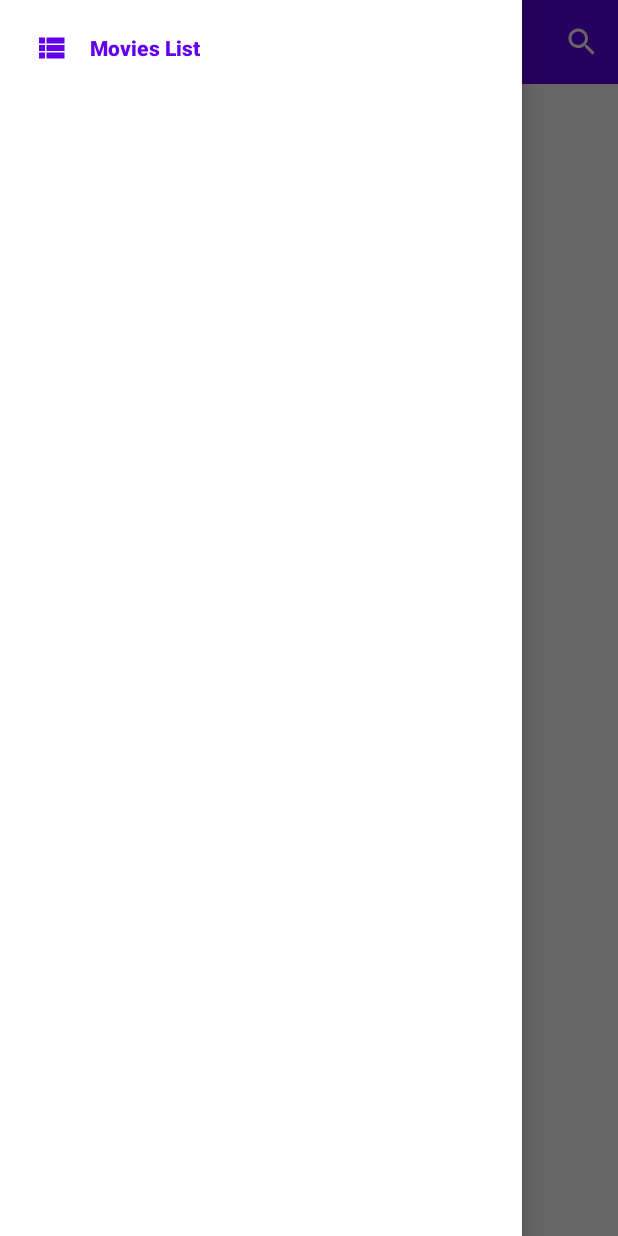
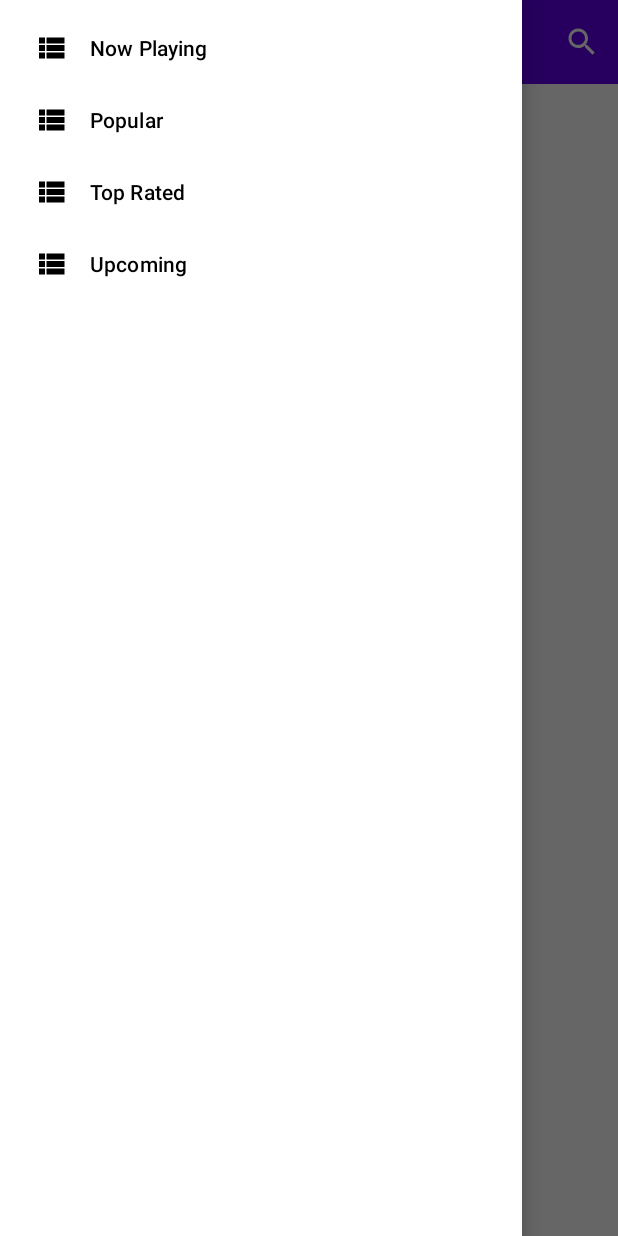
Before and after one commit to guilhermemarx14/my-movie-app, an Android app: the screen it shows after launch (MainActivity), with the side drawer open, on a phone screen of 412 x 824 dp. Run offline under Robolectric (Android 15) with nearby library versions, the phone set to English and light mode, and no system bars; our stand-ins replace Dagger/Hilt's generated code, Room's generated code, data binding, navigation-ui; 1 statement that could not run was skipped.

Commit message:
feat: Add MainScreenFragment with the option to choose the type of the MovieList (Popular, Top Rated, Now Playing, Upcoming)

```diff
--- a/app/src/main/java/com/guilhermemarx14/mymovieapp/MainActivity.kt
+++ b/app/src/main/java/com/guilhermemarx14/mymovieapp/MainActivity.kt
@@ -25,8 +25,8 @@ class MainActivity : AppCompatActivity() {
     private lateinit var navHost: NavHostFragment
     private lateinit var appBarConfiguration: AppBarConfiguration
     private lateinit var toolbar: Toolbar
-    private lateinit var drawer: DrawerLayout
-    private lateinit var navDrawer: NavigationView
+    lateinit var drawer: DrawerLayout
+    lateinit var navDrawer: NavigationView
     private lateinit var titleTextView: TextView
 
     override fun onCreate(savedInstanceState: Bundle?) {
--- /dev/null
+++ b/app/src/main/java/com/guilhermemarx14/mymovieapp/model/MovieListType.kt
@@ -0,0 +1,5 @@
+package com.guilhermemarx14.mymovieapp.model
+
+enum class MovieListType {
+    NOW_PLAYING, POPULAR, TOP_RATED, UPCOMING
+}
--- a/app/src/main/java/com/guilhermemarx14/mymovieapp/repository/MovieRepository.kt
+++ b/app/src/main/java/com/guilhermemarx14/mymovieapp/repository/MovieRepository.kt
@@ -11,10 +11,16 @@ class MovieRepository @Inject constructor(
     var tmdbDataSource: TmdbDataSource,
     var localDatabaseDataSource: LocalDatabaseDataSource
 ) {
-    suspend fun getMovieListData(): Result<List<MovieListItem>?> =
+
+
+    suspend fun getMovieListData(type: MovieListType): Result<List<MovieListItem>?> =
         try {
-            val list = tmdbDataSource.getMovieListData()
-
+            val list = when (type) {
+                MovieListType.POPULAR -> tmdbDataSource.getPopularListData()
+                MovieListType.NOW_PLAYING -> tmdbDataSource.getNowPlayingListData()
+                MovieListType.TOP_RATED -> tmdbDataSource.getTopRatedListData()
+                MovieListType.UPCOMING -> tmdbDataSource.getUpcomingListData()
+            }
             if (list.isSuccess)
                 persistData(list.getOrNull())
             list
--- a/app/src/main/java/com/guilhermemarx14/mymovieapp/repository/datasource/MovieDataSource.kt
+++ b/app/src/main/java/com/guilhermemarx14/mymovieapp/repository/datasource/MovieDataSource.kt
@@ -4,7 +4,10 @@ import com.guilhermemarx14.mymovieapp.model.*
 
 interface MovieDataSource {
 
-    suspend fun getMovieListData(): Result<List<MovieListItem>?>
+    suspend fun getPopularListData(): Result<List<MovieListItem>?>
+    suspend fun getTopRatedListData(): Result<List<MovieListItem>?>
+    suspend fun getNowPlayingListData(): Result<List<MovieListItem>?>
+    suspend fun getUpcomingListData(): Result<List<MovieListItem>?>
     suspend fun saveMovieListData(movies: List<MovieListItem>)
     suspend fun clearData()
     suspend fun getMovieDetails(id: Int): Result<Movie?>
--- a/app/src/main/java/com/guilhermemarx14/mymovieapp/service/MoviesService.kt
+++ b/app/src/main/java/com/guilhermemarx14/mymovieapp/service/MoviesService.kt
@@ -7,8 +7,24 @@ import retrofit2.http.Path
 import retrofit2.http.Query
 
 interface MoviesService {
+
+    @GET("/3/movie/now_playing")
+    suspend fun getNowPlayingList(
+        @Query("api_key") key: String
+    ) : Response<MovieListResponse>
+
+    @GET("/3/movie/popular")
+    suspend fun getPopularList(
+        @Query("api_key") key: String
+    ) : Response<MovieListResponse>
+
     @GET("/3/movie/top_rated")
-    suspend fun getPopularList(
+    suspend fun getTopRatedList(
+        @Query("api_key") key: String
+    ) : Response<MovieListResponse>
+
+    @GET("/3/movie/upcoming")
+    suspend fun getUpcomingList(
         @Query("api_key") key: String
     ) : Response<MovieListResponse>
 
--- /dev/null
+++ b/app/src/main/java/com/guilhermemarx14/mymovieapp/view/fragment/MainScreenFragment.kt
@@ -0,0 +1,66 @@
+package com.guilhermemarx14.mymovieapp.view.fragment
+
+import android.os.Bundle
+import android.view.LayoutInflater
+import android.view.MenuItem
+import android.view.View
+import android.view.ViewGroup
+import androidx.databinding.DataBindingUtil
+import androidx.fragment.app.Fragment
+import androidx.hilt.navigation.fragment.hiltNavGraphViewModels
+import androidx.navigation.fragment.findNavController
+import com.google.android.material.navigation.NavigationView
+import com.guilhermemarx14.mymovieapp.MainActivity
+import com.guilhermemarx14.mymovieapp.R
+import com.guilhermemarx14.mymovieapp.databinding.FragmentMainScreenBinding
+import com.guilhermemarx14.mymovieapp.model.MovieListType
+import com.guilhermemarx14.mymovieapp.viewmodel.MainScreenViewModel
+
+class MainScreenFragment : Fragment(), NavigationView.OnNavigationItemSelectedListener {
+    private lateinit var binding: FragmentMainScreenBinding
+    private lateinit var hostActivity: MainActivity
+    private val mainScreenViewModel by hiltNavGraphViewModels<MainScreenViewModel>(R.id.nav_graph)
+
+    override fun onCreateView(
+        inflater: LayoutInflater, container: ViewGroup?,
+        savedInstanceState: Bundle?
+    ): View {
+        setupDataBinding(inflater,container)
+        setupRedirectionButtons()
+
+
+        return binding.root
+    }
+
+    private fun setupRedirectionButtons(){
+        hostActivity.navDrawer.setNavigationItemSelectedListener(this)
+
+        mainScreenViewModel.navigateToListLiveData.observe(viewLifecycleOwner) {
+            it.getContentIfNotHandled()?.let { type ->
+                val action = MainScreenFragmentDirections.actionMainScreenFragmentToMovieListFragment(type)
+                findNavController().navigate(action)
+            }
+        }
+    }
+
+    private fun setupDataBinding(inflater: LayoutInflater, container: ViewGroup?){
+        binding =
+            DataBindingUtil.inflate(inflater, R.layout.fragment_main_screen, container, false)
+
+        hostActivity = activity as MainActivity
+        binding.lifecycleOwner = this
+
+    }
+
+    override fun onNavigationItemSelected(item: MenuItem): Boolean {
+        when(item.itemId){
+            R.id.nowPlayingMenuItem -> mainScreenViewModel.navigateToList(MovieListType.NOW_PLAYING)
+            R.id.popularMenuItem -> mainScreenViewModel.navigateToList(MovieListType.POPULAR)
+            R.id.topRatedMenuItem -> mainScreenViewModel.navigateToList(MovieListType.TOP_RATED)
+            R.id.upcomingMenuItem -> mainScreenViewModel.navigateToList(MovieListType.UPCOMING)
+        }
+        hostActivity.drawer.close()
+        return true
+    }
+
+}
--- a/app/src/main/java/com/guilhermemarx14/mymovieapp/view/fragment/MovieListFragment.kt
+++ b/app/src/main/java/com/guilhermemarx14/mymovieapp/view/fragment/MovieListFragment.kt
@@ -8,6 +8,7 @@ import android.view.ViewGroup
 import androidx.fragment.app.Fragment
 import androidx.hilt.navigation.fragment.hiltNavGraphViewModels
 import androidx.navigation.fragment.findNavController
+import androidx.navigation.fragment.navArgs
 import androidx.recyclerview.widget.LinearLayoutManager
 import androidx.recyclerview.widget.RecyclerView
 import com.guilhermemarx14.mymovieapp.R
@@ -24,6 +25,7 @@ class MovieListFragment : Fragment(), MovieSelectedListener {
     private lateinit var adapter: MovieRecyclerViewAdapter
     private val movieListViewModel by hiltNavGraphViewModels<MovieListViewModel>(R.id.nav_graph)
     private val movieDetailsViewModel by hiltNavGraphViewModels<MovieDetailsViewModel>(R.id.nav_graph)
+    private val args: MovieListFragmentArgs by navArgs()
 
     override fun onCreateView(
         inflater: LayoutInflater, container: ViewGroup?,
@@ -37,7 +39,7 @@ class MovieListFragment : Fragment(), MovieSelectedListener {
 
     override fun onResume() {
         super.onResume()
-        movieListViewModel.getMovieList()
+        movieListViewModel.getMovieList(args.listType)
     }
 
     private fun setupBinding(inflater: LayoutInflater){
--- /dev/null
+++ b/app/src/main/java/com/guilhermemarx14/mymovieapp/viewmodel/MainScreenViewModel.kt
@@ -0,0 +1,31 @@
+package com.guilhermemarx14.mymovieapp.viewmodel
+
+import androidx.lifecycle.LiveData
+import androidx.lifecycle.MutableLiveData
+import androidx.lifecycle.ViewModel
+import androidx.lifecycle.viewModelScope
+import com.guilhermemarx14.mymovieapp.model.MovieListType
+import com.guilhermemarx14.mymovieapp.repository.MovieRepository
+import dagger.hilt.android.lifecycle.HiltViewModel
+import kotlinx.coroutines.launch
+import javax.inject.Inject
+
+@HiltViewModel
+class MainScreenViewModel @Inject constructor(
+    var repository: MovieRepository
+) : ViewModel() {
+
+    val navigateToListLiveData: LiveData<Event<MovieListType>>
+        get() = _navigateToListLiveData
+    private val _navigateToListLiveData = MutableLiveData<Event<MovieListType>>()
+
+    init {
+        viewModelScope.launch {
+            repository.getGenresList()
+        }
+    }
+
+    fun navigateToList(type: MovieListType){
+        _navigateToListLiveData.postValue(Event(type))
+    }
+}
--- a/app/src/main/java/com/guilhermemarx14/mymovieapp/viewmodel/MovieListViewModel.kt
+++ b/app/src/main/java/com/guilhermemarx14/mymovieapp/viewmodel/MovieListViewModel.kt
@@ -7,6 +7,7 @@ import androidx.lifecycle.ViewModel
 import androidx.lifecycle.viewModelScope
 import com.guilhermemarx14.mymovieapp.model.DataState
 import com.guilhermemarx14.mymovieapp.model.MovieListItem
+import com.guilhermemarx14.mymovieapp.model.MovieListType
 import com.guilhermemarx14.mymovieapp.repository.MovieRepository
 import dagger.hilt.android.lifecycle.HiltViewModel
 import kotlinx.coroutines.launch
@@ -30,19 +31,15 @@ class MovieListViewModel @Inject constructor(
         get() = _listStateLiveData
     private val _listStateLiveData = MutableLiveData<DataState>()
 
-    init {
-        viewModelScope.launch {
-            repository.getGenresList()
-        }
-    }
+
     fun navigateToDetails(){
         _navigateToDetailsLiveData.postValue(Event(Unit))
     }
 
-    fun getMovieList() {
+    fun getMovieList(type: MovieListType) {
         _listStateLiveData.postValue(DataState.LOADING)
         viewModelScope.launch {
-            val movieListResult = repository.getMovieListData()
+            val movieListResult = repository.getMovieListData(type)
 
             movieListResult.fold(
                 onSuccess = {
--- a/app/src/main/res/menu/drawer_menu.xml
+++ b/app/src/main/res/menu/drawer_menu.xml
@@ -1,8 +1,23 @@
 <?xml version="1.0" encoding="utf-8"?>
 <menu xmlns:android="http://schemas.android.com/apk/res/android">
     <item
-        android:id="@+id/movieListFragment"
+        android:id="@+id/nowPlayingMenuItem"
         android:icon="@drawable/ic_list"
-        android:title="@string/list_title"
+        android:title="@string/now_playing_title"
+        />
+    <item
+        android:id="@+id/popularMenuItem"
+        android:icon="@drawable/ic_list"
+        android:title="@string/popular_title"
+        />
+    <item
+        android:id="@+id/topRatedMenuItem"
+        android:icon="@drawable/ic_list"
+        android:title="@string/top_rated_title"
+        />
+    <item
+        android:id="@+id/upcomingMenuItem"
+        android:icon="@drawable/ic_list"
+        android:title="@string/upcoming_title"
         />
 </menu>
--- a/app/src/main/res/navigation/nav_graph.xml
+++ b/app/src/main/res/navigation/nav_graph.xml
@@ -3,24 +3,32 @@
     xmlns:app="http://schemas.android.com/apk/res-auto"
     xmlns:tools="http://schemas.android.com/tools"
     android:id="@+id/nav_graph"
-    app:startDestination="@id/movieListFragment">
+    app:startDestination="@id/mainScreenFragment">
 
     <fragment
         android:id="@+id/movieListFragment"
         android:name="com.guilhermemarx14.mymovieapp.view.fragment.MovieListFragment"
         android:label="fragment_movie_list"
-        tools:layout="@layout/fragment_movie_list" >
+        tools:layout="@layout/fragment_movie_list">
+        <argument
+            android:name="listType"
+            app:argType="com.guilhermemarx14.mymovieapp.model.MovieListType" />
         <action
             android:id="@+id/action_movieListFragment_to_movieDetailFragment"
-            app:destination="@id/movieDetailFragment"/>
+            app:destination="@id/movieDetailFragment" />
     </fragment>
     <fragment
         android:id="@+id/movieDetailFragment"
         android:name="com.guilhermemarx14.mymovieapp.view.fragment.MovieDetailsFragment"
         android:label="fragment_movie_detail"
-        tools:layout="@layout/fragment_movie_details" >
+        tools:layout="@layout/fragment_movie_details" />
+    <fragment
+        android:id="@+id/mainScreenFragment"
+        android:name="com.guilhermemarx14.mymovieapp.view.fragment.MainScreenFragment"
+        android:label="fragment_main_screen"
+        tools:layout="@layout/fragment_main_screen">
         <action
-            android:id="@+id/action_movieDetailFragment_to_movieListFragment"
+            android:id="@+id/action_mainScreenFragment_to_movieListFragment"
             app:destination="@id/movieListFragment" />
     </fragment>
 </navigation>
--- a/app/src/main/res/values/strings.xml
+++ b/app/src/main/res/values/strings.xml
@@ -8,4 +8,11 @@
     <string name="close">Close</string>
     <string name="error_message">Ops, error</string>
     <string name="list_title">Movies List</string>
+    <string name="latest_title">Latest</string>
+    <string name="now_playing_title">Now Playing</string>
+    <string name="popular_title">Popular</string>
+    <string name="top_rated_title">Top Rated</string>
+    <string name="upcoming_title">Upcoming</string>
+    <!-- TODO: Remove or change this placeholder text -->
+    <string name="hello_blank_fragment">Hello blank fragment</string>
 </resources>
```
Also changed, not shown: app/src/main/java/com/guilhermemarx14/mymovieapp/repository/datasource/LocalDatabaseDataSource.kt (+19 -6 lines), app/src/main/java/com/guilhermemarx14/mymovieapp/repository/datasource/TmdbDataSource.kt (+48 -1 lines), app/src/main/res/layout/fragment_main_screen.xml (added, +42 -0 lines).
